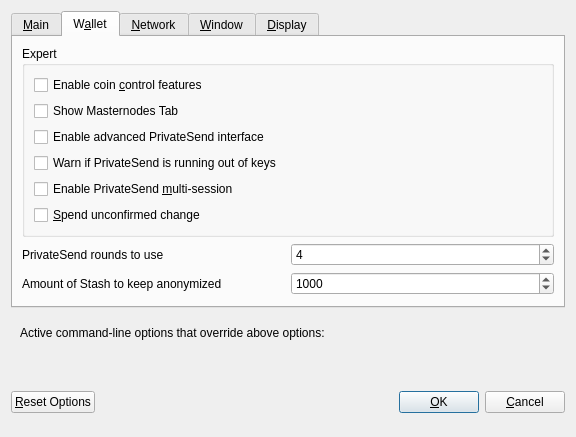
Before: the Qt Designer form src/qt/forms/optionsdialog.ui in stashpayio/stash, drawn with Qt 5.
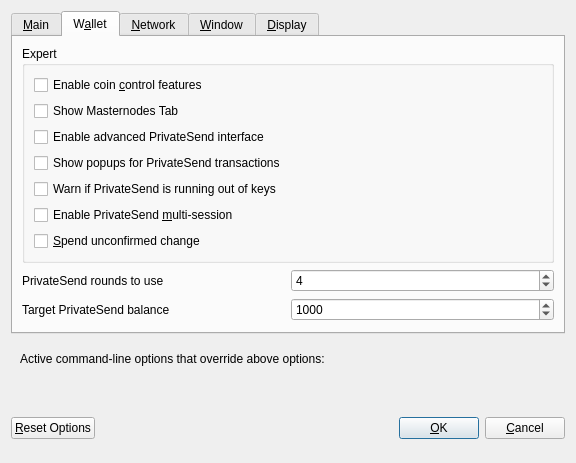
After: the same form once the commit is applied. The open tabs and pages were chosen to show the change. Custom widgets are drawn as their Qt base class.

Commit message: Merge remote-tracking branch 'stash-upgrade/v15' into v0.15.x

What changed in the file:
```diff
--- a/src/qt/forms/optionsdialog.ui
+++ b/src/qt/forms/optionsdialog.ui
@@ -173,6 +173,16 @@
             </property>
            </widget>
           </item>
+          <item>
+           <widget class="QCheckBox" name="showPrivateSendPopups">
+            <property name="toolTip">
+             <string>Show system popups for PrivateSend mixing transactions&lt;br/&gt;just like for all other transaction types.</string>
+            </property>
+            <property name="text">
+             <string>Show popups for PrivateSend transactions</string>
+            </property>
+           </widget>
+          </item>
           <item>
            <widget class="QCheckBox" name="lowKeysWarning">
             <property name="toolTip">
@@ -224,7 +234,7 @@
             <number>2</number>
            </property>
            <property name="maximum">
-            <number>8</number>
+            <number>16</number>
            </property>
            <property name="value">
             <number>4</number>
@@ -253,7 +263,7 @@
             <string notr="true"/>
            </property>
            <property name="text">
-            <string>Amount of Stash to keep anonymized</string>
+            <string>Target PrivateSend balance</string>
            </property>
           </widget>
          </item>
```
Left out of the diff: 8 changed lines with no effect on the pictures. The commit also changes 1364 other files.
